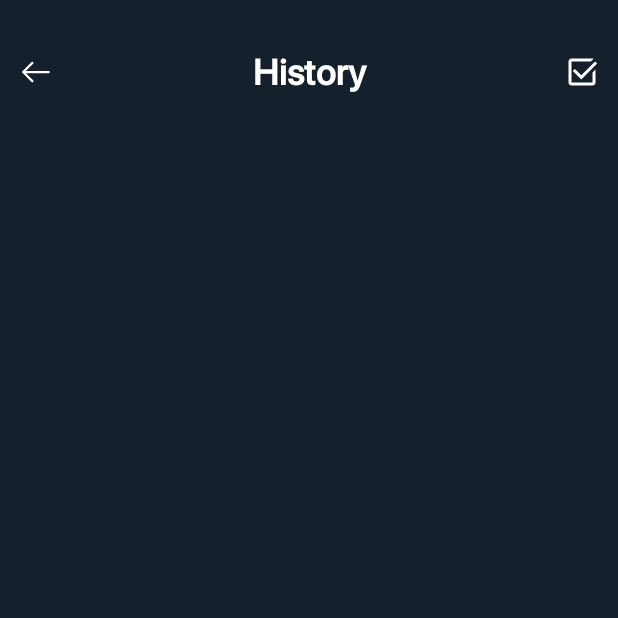
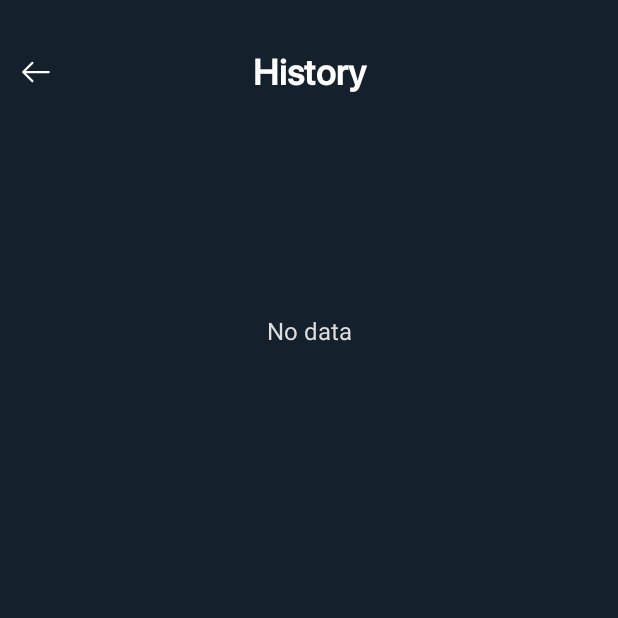
Before and after one commit to minhnguyen1502/sound_meter_ver_2, an Android app: the HistoryActivity screen opened directly, with no data from a screen before it, on a phone screen of 412 x 824 dp, the top half of it. Run offline under Robolectric (Android 15) with nearby library versions, the phone set to English and light mode, and no system bars.

Commit message:
fix bug 1

```diff
--- a/app/src/main/AndroidManifest.xml
+++ b/app/src/main/AndroidManifest.xml
@@ -7,9 +7,6 @@
     <uses-permission android:name="android.permission.INTERNET" />
     <uses-permission android:name="android.permission.ACCESS_NETWORK_STATE" />
     <uses-permission android:name="android.permission.WAKE_LOCK" />
-    <uses-permission android:name="android.permission.POST_NOTIFICATIONS" />
-
-    <uses-feature android:name="android.hardware.camera.any" />
 
     <uses-permission
         android:name="android.permission.WRITE_EXTERNAL_STORAGE"
--- a/app/src/main/java/com/example/soundmeter2/ui/sound/sound_meter/activity/DetailItemSoundActivity.java
+++ b/app/src/main/java/com/example/soundmeter2/ui/sound/sound_meter/activity/DetailItemSoundActivity.java
@@ -139,7 +139,7 @@ public class DetailItemSoundActivity extends BaseActivity<ActivityDetailItemSoun
             @Override
             public void onClick(View v) {
                 dao.deleteSoundItem(id);
-                finish();
+                onBack();
             }
         });
 
@@ -201,7 +201,7 @@ public class DetailItemSoundActivity extends BaseActivity<ActivityDetailItemSoun
             public void onClick(View v) {
                 String newName = edtName.getText().toString().trim();
                 if (!newName.isEmpty()) {
-                    Toast.makeText(DetailItemSoundActivity.this, "Record renamed successfully", Toast.LENGTH_SHORT).show();
+                    Toast.makeText(DetailItemSoundActivity.this,getString(R.string.record_renamed_successfully) , Toast.LENGTH_SHORT).show();
                     dao.updateTitle(id, newName);
 
                     // Update UI
@@ -210,7 +210,7 @@ public class DetailItemSoundActivity extends BaseActivity<ActivityDetailItemSoun
                     dialog.dismiss();
 
                 } else {
-                    Toast.makeText(DetailItemSoundActivity.this, "Please enter a name", Toast.LENGTH_SHORT).show();
+                    Toast.makeText(DetailItemSoundActivity.this, getString(R.string.please_enter_a_name), Toast.LENGTH_SHORT).show();
                 }
             }
         });
--- a/app/src/main/java/com/example/soundmeter2/ui/sound/sound_meter/activity/HistoryActivity.java
+++ b/app/src/main/java/com/example/soundmeter2/ui/sound/sound_meter/activity/HistoryActivity.java
@@ -64,7 +64,7 @@ public class HistoryActivity extends BaseActivity<ActivityHistoryBinding> {
             public void onClick(View v) {
                 isMultipleSelectMode = !isMultipleSelectMode;
                 soundAdapter.setMultipleSelectMode(isMultipleSelectMode);
-                binding.btnDelete.setVisibility(isMultipleSelectMode ? View.VISIBLE : View.INVISIBLE);
+//                binding.btnDelete.setVisibility(isMultipleSelectMode ? View.VISIBLE : View.INVISIBLE);
                 if (!isMultipleSelectMode) {
                     soundAdapter.clearSelections();
                 }
@@ -108,6 +108,21 @@ public class HistoryActivity extends BaseActivity<ActivityHistoryBinding> {
     protected void onResume() {
         super.onResume();
         loadData();
+        isMultipleSelectMode = false;
+        soundAdapter.clearSelections();
+//        binding.ivSingleSelect.setVisibility(View.VISIBLE);
+        binding.ivMultipleSelect.setVisibility(View.INVISIBLE);
+        binding.btnDelete.setVisibility(View.GONE);
+        soundAdapter.setMultipleSelectMode(false);
+        binding.tvHeader.setText(R.string.history);
+        if (soundItemList.isEmpty()) {
+            binding.noData.setVisibility(View.VISIBLE);
+            binding.ivSingleSelect.setVisibility(View.INVISIBLE);
+        } else {
+            binding.noData.setVisibility(View.INVISIBLE);
+            binding.ivSingleSelect.setVisibility(View.VISIBLE);
+
+        }
     }
 
     @Override
@@ -120,6 +135,7 @@ public class HistoryActivity extends BaseActivity<ActivityHistoryBinding> {
         soundItemList.clear();
         soundItemList.addAll(dao.getAllSoundItems());
         soundAdapter.notifyDataSetChanged();
+
     }
     private void deleteSelectedItems() {
         List<Integer> selectedIds = soundAdapter.getSelectedIds();
@@ -168,7 +184,7 @@ public class HistoryActivity extends BaseActivity<ActivityHistoryBinding> {
             public void onClick(View v) {
                 deleteSelectedItems();
                 dialog.dismiss();
-
+                onResume();
             }
         });
 
@@ -181,9 +197,11 @@ public class HistoryActivity extends BaseActivity<ActivityHistoryBinding> {
         if (selectedCount >= 1) {
             binding.ivSingleSelect.setVisibility(View.INVISIBLE);
             binding.ivMultipleSelect.setVisibility(View.VISIBLE);
+            binding.btnDelete.setVisibility(View.VISIBLE);
         } else {
             binding.ivSingleSelect.setVisibility(View.VISIBLE);
             binding.ivMultipleSelect.setVisibility(View.INVISIBLE);
+            binding.btnDelete.setVisibility(View.GONE);
         }
     }
 }
--- a/app/src/main/res/layout/activity_detail_item_sound.xml
+++ b/app/src/main/res/layout/activity_detail_item_sound.xml
@@ -61,7 +61,7 @@
             android:layout_width="match_parent"
             android:layout_height="wrap_content"
             android:layout_marginHorizontal="16dp"
-            android:layout_marginVertical="24dp"
+            android:layout_marginBottom="32dp"
             android:background="@drawable/bg_detail_sound"
             app:layout_constraintEnd_toEndOf="parent"
             app:layout_constraintStart_toStartOf="parent"
--- a/app/src/main/res/layout/activity_history.xml
+++ b/app/src/main/res/layout/activity_history.xml
@@ -54,6 +54,20 @@
         app:layout_constraintEnd_toEndOf="parent"
         app:layout_constraintTop_toTopOf="parent"
         tools:ignore="ContentDescription" />
+
+    <TextView
+        android:id="@+id/noData"
+        android:layout_width="0dp"
+        android:layout_height="wrap_content"
+        android:gravity="center"
+        android:textSize="16sp"
+        android:layout_marginTop="140dp"
+        android:includeFontPadding="false"
+        app:layout_constraintStart_toStartOf="parent"
+        app:layout_constraintEnd_toEndOf="parent"
+        app:layout_constraintTop_toBottomOf="@id/iv_back"
+        android:text="No data"
+        android:textColor="#DDDDDD" />
     <androidx.recyclerview.widget.RecyclerView
         android:id="@+id/rcv_list_sound"
         android:layout_width="match_parent"
--- a/app/src/main/res/layout/activity_sound_main.xml
+++ b/app/src/main/res/layout/activity_sound_main.xml
@@ -10,6 +10,7 @@
         android:id="@+id/btn_setting"
         android:layout_width="48dp"
         android:layout_height="48dp"
+        android:layout_marginTop="4dp"
         android:layout_marginStart="12dp"
         android:padding="12dp"
         android:visibility="invisible"
--- a/app/src/main/res/layout/dialog_permission_in_home.xml
+++ b/app/src/main/res/layout/dialog_permission_in_home.xml
@@ -117,7 +117,6 @@
                 android:gravity="start"
                 android:includeFontPadding="false"
                 android:maxLines="1"
-                android:layout_marginStart="@dimen/_8sdp"
                 android:text="@string/memory_access"
                 android:textColor="@color/white"
                 android:textSize="@dimen/_14sdp"
--- a/app/src/main/res/layout/dialog_set_name_record.xml
+++ b/app/src/main/res/layout/dialog_set_name_record.xml
@@ -39,11 +39,10 @@
             android:layout_height="wrap_content"
             android:hint="@string/please_enter_name"
             android:fontFamily="@font/pro_500"
-            android:textStyle="bold"
             android:textColor="@color/white"
             android:layout_marginTop="36dp"
             android:background="@android:color/transparent"
-            android:textColorHint="@color/white"
+            android:textColorHint="#DDDDDD"
             app:layout_constraintEnd_toEndOf="parent"
             app:layout_constraintStart_toStartOf="parent"
             app:layout_constraintTop_toBottomOf="@+id/tv_title"
@@ -63,6 +62,7 @@
             android:layout_height="48dp"
             android:padding="12dp"
             android:src="@drawable/ic_clear"
+            android:visibility="invisible"
             app:layout_constraintTop_toTopOf="@id/edt_name"
             app:layout_constraintBottom_toBottomOf="@id/edt_name"
             app:layout_constraintEnd_toEndOf="parent"/>
--- a/app/src/main/res/layout/item_intro_01.xml
+++ b/app/src/main/res/layout/item_intro_01.xml
@@ -45,7 +45,7 @@
         android:includeFontPadding="false"
         android:lines="1"
         android:maxLines="1"
-        android:text="@string/sound_meter"
+        android:text="@string/sound_sensor"
         android:textColor="#E4D342"
         android:textSize="28sp"
         android:textStyle="bold"
@@ -59,7 +59,7 @@
         android:layout_height="wrap_content"
         android:layout_marginHorizontal="53dp"
         android:layout_marginTop="16dp"
-        android:layout_marginBottom="67dp"
+        android:layout_marginBottom="95dp"
         android:ellipsize="end"
         android:fontFamily="@font/pro__400"
         android:gravity="center"
```
Also changed, not shown: app/src/main/java/com/example/soundmeter2/ui/sound/SoundMainActivity.java (+48 -6 lines), app/src/main/java/com/example/soundmeter2/ui/sound/metal_detector/MetalSensorActivity.java (+6 -5 lines), app/src/main/java/com/example/soundmeter2/ui/sound/sound_meter/activity/SoundMeterActivity.java (+51 -13 lines), app/src/main/res/layout/activity_sound_meter.xml (+11 -2 lines), app/src/main/res/layout/activity_splash.xml (+13 -0 lines), app/src/main/res/layout/dialog_exit_app.xml (+8 -8 lines), app/src/main/res/values/strings.xml (+7 -2 lines), 7 other files.
